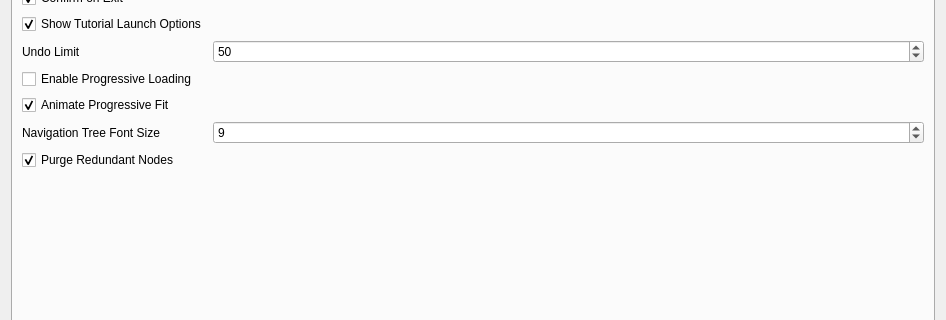
Before: the Qt Designer form ui/App/SettingsDialog.ui in sharjith/ModelViewer-Qt, drawn with Qt 5; both pictures show x 0 to 946 and y 166 to 486 of the 946 by 664 pixel window.
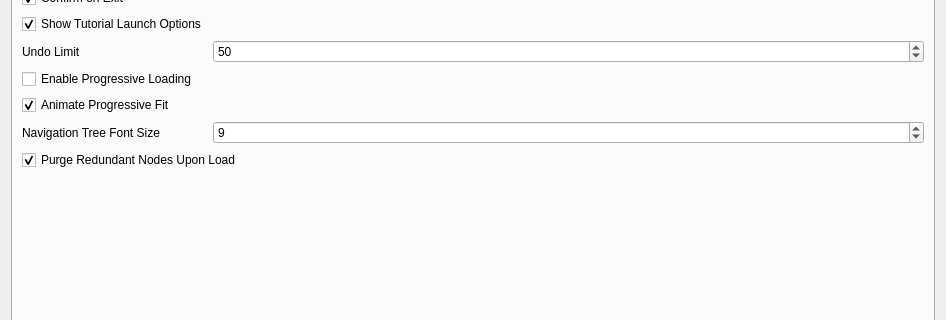
After: the same form once the commit is applied.

Commit message: Clarify automatic node purging setting and undo behavior

Patch:
```diff
--- a/ui/App/SettingsDialog.ui
+++ b/ui/App/SettingsDialog.ui
@@ -297,7 +297,7 @@
             <string>Automatically purge redundant single-mesh wrapper nodes after loading a model. Animated hierarchies are preserved. Applies to subsequent loads.</string>
            </property>
            <property name="text">
-            <string>Purge Redundant Nodes</string>
+            <string>Purge Redundant Nodes Upon Load</string>
            </property>
            <property name="checked">
             <bool>true</bool>
```
Left out of the diff: 2 changed lines with no effect on the pictures.
